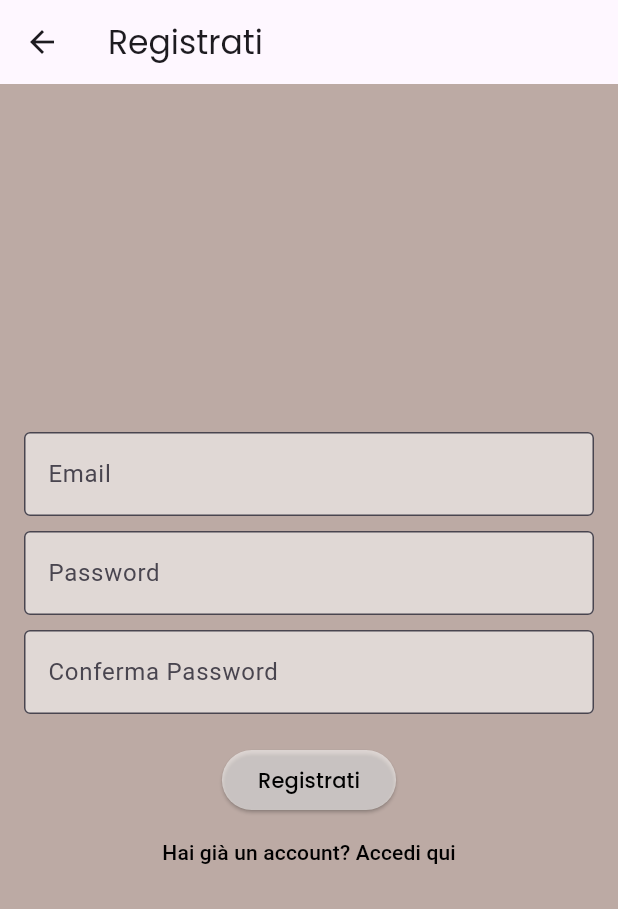
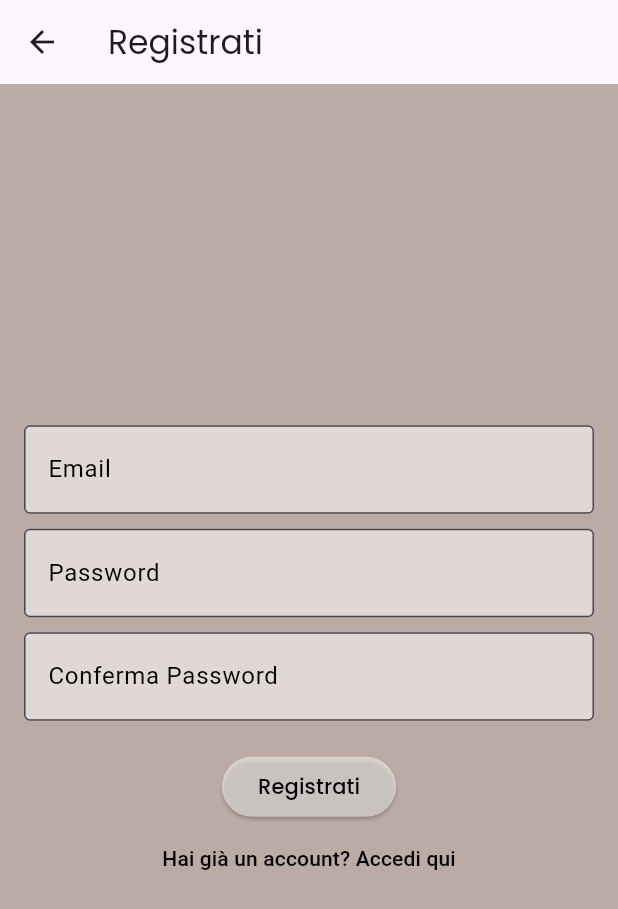
Before and after one commit to junto88/to_do_app1, a Flutter app: the screen it shows once a user with an empty profile is signed in, after a tap on the "logout" icon, after a tap on "Accedi con Email", after a tap on "Non hai un account? Registrati", on a phone screen of 412 x 824 dp. Shown: the top 909 px of the screen. Run offline on Flutter 3.47's test engine with Material 3 defaults, Android fonts, the phone set to English and light mode, and no system bars; our stand-ins replace cloud_firestore, firebase_auth, firebase_core, flutter_colorpicker, google_fonts, google_sign_in; accounts and stored records are empty; network calls fail.

```diff
--- a/lib/LoginPage.dart
+++ b/lib/LoginPage.dart
@@ -41,12 +41,16 @@ class _LoginPageState extends State<LoginPage> {
   bool _isLoading = false;
 
   Future<void> _signInWithGoogle() async {
-  setState(() => _isLoading = true);
+    if (mounted) {
+      setState(() => _isLoading = false);
+    }
 
   try {
     final GoogleSignInAccount? googleUser = await GoogleSignIn().signIn();
     if (googleUser == null) {
-      setState(() => _isLoading = false);
+      if (mounted) {
+        setState(() => _isLoading = false);
+      }
       return;
     }
 
@@ -71,7 +75,9 @@ class _LoginPageState extends State<LoginPage> {
 
 
   Future<void> _signInWithEmail() async {
-    setState(() => _isLoading = true);
+    if (mounted) {
+      setState(() => _isLoading = false);
+    }
     try {
       await FirebaseAuth.instance.signInWithEmailAndPassword(
         email: _emailController.text.trim(),
@@ -113,22 +119,34 @@ class _LoginPageState extends State<LoginPage> {
                     ),
                     SizedBox(height: 10),
                     TextField(
+                      cursorColor: Colors.brown,
                       controller: _emailController,
-                      decoration: InputDecoration(labelText: "Email", border: OutlineInputBorder(),
+                      decoration: InputDecoration(labelText: "Email",labelStyle: TextStyle(color: Colors.black),
+                          floatingLabelStyle: TextStyle(color: Colors.brown), border: OutlineInputBorder(),
+                          focusedBorder: OutlineInputBorder(borderSide: BorderSide(color: Colors.brown, width: 3.0)),
+
+                      filled: true,
+                      fillColor: Colors.white54
+                      ),
+                      style: TextStyle(
+                          color: Colors.black,
+                          fontSize: 18.0,fontWeight: FontWeight.bold),
+                    ),
+                    SizedBox(height: 10),
+                    TextField(
+                      cursorColor: Colors.brown,
+                      controller: _passwordController,
+                      decoration: InputDecoration(labelText: "Password",labelStyle: TextStyle(color: Colors.black),
+                          floatingLabelStyle: TextStyle(color: Colors.brown), border: OutlineInputBorder(),
+                          focusedBorder: OutlineInputBorder(borderSide: BorderSide(color: Colors.brown, width: 3.0)),
                       filled: true,
                       fillColor: Colors.white54
 
                       ),
-                    ),
-                    SizedBox(height: 10),
-                    TextField(
-                      controller: _passwordController,
-                      decoration: InputDecoration(labelText: "Password", border: OutlineInputBorder(),
-                      filled: true,
-                      fillColor: Colors.white54
-
-                      ),
-                      obscureText: true,
+                        style: TextStyle(
+                          color: Colors.black,
+                          fontSize: 18.0,fontWeight: FontWeight.bold),
+                          obscureText: true,
 
                     ),
                     if (_errorMessage.isNotEmpty)
@@ -160,9 +178,15 @@ class _LoginPageState extends State<LoginPage> {
             ),
           ),
           if (_isLoading)
-            Container(
-              color: Colors.black.withAlpha(128),
-              child: Center(child: CircularProgressIndicator(color: Colors.brown,)),
+            AnimatedOpacity(
+              duration: Duration(milliseconds: 300),
+              opacity: _isLoading ? 1.0 : 0.0,
+              child: Container(
+                color: Colors.black.withAlpha(128),
+                child: Center(
+                  child: CircularProgressIndicator(color: Colors.brown),
+                ),
+              ),
             ),
         ],
       ),
--- a/lib/RegistrationPage.dart
+++ b/lib/RegistrationPage.dart
@@ -54,35 +54,53 @@ class _RegistrationPageState extends State<RegistrationPage> {
             mainAxisAlignment: MainAxisAlignment.center,
             children: [
               TextField(
+                cursorColor: Colors.brown,
                 controller: _emailController,
                 decoration: InputDecoration(
                   labelText: 'Email',
-                  border: OutlineInputBorder(),
+                    labelStyle: TextStyle(color: Colors.black),
+                    floatingLabelStyle: TextStyle(color: Colors.brown), border: OutlineInputBorder(),
+                    focusedBorder: OutlineInputBorder(borderSide: BorderSide(color: Colors.brown, width: 3.0)),
                   filled: true,
                       fillColor: Colors.white54
                 ),
+                style: TextStyle(
+                    color: Colors.black,
+                    fontSize: 18.0,fontWeight: FontWeight.bold),
               ),
               SizedBox(height: 10),
               TextField(
+                cursorColor: Colors.brown,
                 controller: _passwordController,
                 decoration: InputDecoration(
                   labelText: 'Password',
-                  border: OutlineInputBorder(),
+                    labelStyle: TextStyle(color: Colors.black),
+                    floatingLabelStyle: TextStyle(color: Colors.brown), border: OutlineInputBorder(),
+                    focusedBorder: OutlineInputBorder(borderSide: BorderSide(color: Colors.brown, width: 3.0)),
                   filled: true,
                       fillColor: Colors.white54
                 ),
                 obscureText: true,
+                style: TextStyle(
+                    color: Colors.black,
+                    fontSize: 18.0,fontWeight: FontWeight.bold),
               ),
+
               SizedBox(height: 10),
               TextField(
+                cursorColor: Colors.brown,
                 controller: _confirmPasswordController,
                 decoration: InputDecoration(
-                  labelText: 'Conferma Password',
-                  border: OutlineInputBorder(),
+                  labelText: 'Conferma Password',labelStyle: TextStyle(color: Colors.black),
+                    floatingLabelStyle: TextStyle(color: Colors.brown), border: OutlineInputBorder(),
+                    focusedBorder: OutlineInputBorder(borderSide: BorderSide(color: Colors.brown, width: 3.0)),
                   filled: true,
                       fillColor: Colors.white54
                 ),
                 obscureText: true,
+                style: TextStyle(
+                    color: Colors.black,
+                    fontSize: 18.0,fontWeight: FontWeight.bold),
               ),
               if (_errorMessage.isNotEmpty)
                 Padding(
--- a/lib/main.dart
+++ b/lib/main.dart
@@ -23,7 +23,7 @@ void main() async {
   }
 
  FirebaseFirestore.instance.settings = Settings(
-    persistenceEnabled: false,
+    persistenceEnabled: true,
   );
 
 
@@ -82,21 +82,37 @@ Stream<QuerySnapshot> _getUserLists() {
   return Stream.empty();
 }
 
+
+  @override
+  void dispose() {
+    _listTitleController.dispose();
+    _listDescriptionController.dispose();
+    super.dispose();
+  }
+
+
   Future<void> _logout() async {
     try {
       await FirebaseAuth.instance.signOut();
-    await GoogleSignIn().disconnect(); // Disconnette completamente l'account Google
-    await GoogleSignIn().signOut(); // Rimuove l'account dalla cache
+      await GoogleSignIn().disconnect();
+      await GoogleSignIn().signOut();
 
-    //  Dopo il logout, reindirizza l'utente alla pagina di login
+
+      Future.delayed(Duration.zero, () {
+        if (mounted) {
           Navigator.pushReplacement(
             context,
             MaterialPageRoute(builder: (context) => LoginPage()),
           );
+        }
+      });
     } catch (e) {
       print("Errore durante il logout: $e");
     }
   }
+
+
+
 
   void _pickColor(BuildContext context) {
     showDialog(
@@ -146,6 +162,7 @@ Future<void> _logout() async {
     'description': _listDescriptionController.text.trim(),
     'color': _selectedColor.value,
     'userId': user.uid, //  Importante per Firestore
+    'icon': 'list',
   }).then((docRef) {
 
   }).catchError((error) {
@@ -157,16 +174,106 @@ Future<void> _logout() async {
 }
 
 
+  void _showIconPickerDialog(String listId) {
+    List<IconData> availableIcons = [
+      Icons.work, Icons.home, Icons.school, Icons.shopping_cart, Icons.favorite,
+      Icons.star, Icons.fitness_center, Icons.music_note, Icons.local_dining,
+    ];
 
-  void _deleteList(String id) {
-    lists.doc(id).delete();
+    showDialog(
+      context: context,
+      builder: (context) {
+        return AlertDialog(
+          title: Text("Scegli un'icona", style: GoogleFonts.poppins(fontSize: 18)),
+          content: Wrap(
+            spacing: 10,
+            children: availableIcons.map((icon) {
+              return IconButton(
+                icon: Icon(icon, size: 30),
+                onPressed: () {
+                  _saveIconSelection(listId, icon);
+                  Navigator.of(context).pop();
+                },
+              );
+            }).toList(),
+          ),
+        );
+      },
+    );
+  }
+
+
+  String _getIconName(IconData icon) {
+    Map<IconData, String> iconMap = {
+      Icons.work: "work",
+      Icons.home: "home",
+      Icons.school: "school",
+      Icons.shopping_cart: "shopping_cart",
+      Icons.favorite: "favorite",
+      Icons.star: "star",
+      Icons.fitness_center: "fitness_center",
+      Icons.music_note: "music_note",
+      Icons.local_dining: "local_dining",
+    };
+    return iconMap[icon] ?? "list";
+  }
+
+  IconData _getIconFromName(String name) {
+    Map<String, IconData> iconMap = {
+      "work": Icons.work,
+      "home": Icons.home,
+      "school": Icons.school,
+      "shopping_cart": Icons.shopping_cart,
+      "favorite": Icons.favorite,
+      "star": Icons.star,
+      "fitness_center": Icons.fitness_center,
+      "music_note": Icons.music_note,
+      "local_dining": Icons.local_dining,
+      "list": Icons.list, // Default
+    };
+    return iconMap[name] ?? Icons.list;
+  }
+
+
+
+  void _saveIconSelection(String listId, IconData icon) {
+    String iconName = _getIconName(icon); // Converte l'icona in stringa
+    lists.doc(listId).update({'icon': iconName});
+  }
+
+
+
+  Future<void> _deleteList(String listId) async {
+    final user = FirebaseAuth.instance.currentUser;
+    if (user == null) return;
+    try {
+
+      QuerySnapshot taskSnapshot = await FirebaseFirestore.instance
+          .collection('lists')
+          .doc(listId)
+          .collection('tasks')
+          .where('userId', isEqualTo: user.uid)
+          .get();
+
+      for (QueryDocumentSnapshot doc in taskSnapshot.docs) {
+        await doc.reference.delete();
+      }
+
+
+      await FirebaseFirestore.instance.collection('lists').doc(listId).delete();
+      print("Lista e task eliminati correttamente!");
+    } catch (e) {
+      print("Errore durante l'eliminazione: $e");
+    }
   }
 
   @override
   Widget build(BuildContext context) {
     return Scaffold(
       appBar: AppBar(
-        title: Center(child: Text('Liste di Attività', style: GoogleFonts.poppins(fontSize: 24, fontWeight: FontWeight.bold))),
+        title: Center(
+          child: Text('Liste di Attività', style: GoogleFonts.poppins(fontSize: 24, fontWeight: FontWeight.bold)),
+        ),
         backgroundColor: Colors.brown.shade200,
         actions: [
           IconButton(
@@ -198,7 +305,7 @@ Future<void> _logout() async {
                     ),
                   ),
                 ),
-                SizedBox(height: 10),
+                const SizedBox(height: 10),
                 TextField(
                   cursorColor: Colors.brown,
                   controller: _listDescriptionController,
@@ -210,49 +317,77 @@ Future<void> _logout() async {
                     ),
                   ),
                 ),
-                SizedBox(height: 10),
+                const SizedBox(height: 10),
                 ElevatedButton(
                   onPressed: () => _pickColor(context),
                   child: Text('Scegli Colore', style: GoogleFonts.poppins()),
-                  style: ElevatedButton.styleFrom(backgroundColor: Colors.brown,foregroundColor: Colors.white),
+                  style: ElevatedButton.styleFrom(backgroundColor: Colors.brown, foregroundColor: Colors.white),
                 ),
-                SizedBox(height: 10),
+                const SizedBox(height: 10),
                 ElevatedButton(
                   onPressed: _createList,
                   child: Text('Crea Lista', style: GoogleFonts.poppins()),
                   style: ElevatedButton.styleFrom(backgroundColor: Colors.brown, foregroundColor: Colors.white),
-                )
+                ),
               ],
             ),
           ),
           Expanded(
-            child: StreamBuilder(
+            child: StreamBuilder<QuerySnapshot>(
               stream: _getUserLists(),
-              builder: (context, AsyncSnapshot<QuerySnapshot> snapshot) {
-                if (!snapshot.hasData || snapshot.data!.docs.isEmpty) {
-                  return Center(child: Text('Nessuna lista disponibile.'));
+              builder: (context, snapshot) {
+                if (!snapshot.hasData) {
+                  return Center(child: CircularProgressIndicator(color: Colors.brown));
                 }
-                return ListView(
-                  children: snapshot.data!.docs.map((doc) {
-                     Color listColor = (doc.data() as Map<String, dynamic>).containsKey('color')
-    ? Color(doc['color'])
-    : Colors.brown.shade200;
+
+                final lists = snapshot.data!.docs;
+
+                if (lists.isEmpty) {
+                  return Center(child: Text('Nessuna lista disponibile.', style: GoogleFonts.poppins(fontSize: 16)));
+                }
+
+                return ListView.builder(
+                  key: ValueKey(lists.length), // ✅ Evita ricostruzioni inutili
+                  itemCount: lists.length,
+                  itemBuilder: (context, index) {
+                    final doc = lists[index];
+                    return _buildListTile(doc);
+                  },
+                );
+              },
+            ),
+          ),
+        ],
+      ),
+    );
+  }
+
+  Widget _buildListTile(DocumentSnapshot doc) {
+    final data = doc.data() as Map<String, dynamic>;
+    Color listColor = data.containsKey('color') ? Color(data['color']) : Colors.brown.shade200;
+    String? iconName = data['icon']; // Recupera l'icona salvata
+    IconData selectedIcon = iconName != null ? _getIconFromName(iconName) : Icons.list;
+
     return Container(
       margin: EdgeInsets.symmetric(vertical: 5, horizontal: 10),
       padding: EdgeInsets.all(15),
       decoration: BoxDecoration(
         color: listColor,
         borderRadius: BorderRadius.circular(15),
-
       ),
       child: ListTile(
-                        title: Text(doc['title'], style: GoogleFonts.poppins(fontSize: 18, fontWeight: FontWeight.bold, color: Colors.white)),
-                        subtitle: Text(doc['description'], style: GoogleFonts.poppins(color: Colors.white)),
+        leading: GestureDetector(
+          onTap: () => _showIconPickerDialog(doc.id), // Apri il selettore di icone
+          child: Icon(selectedIcon, color: Colors.white, size: 30),
+        ),
+        title: Text(data['title'],
+            style: GoogleFonts.poppins(fontSize: 18, fontWeight: FontWeight.bold, color: Colors.white)),
+        subtitle: Text(data['description'], style: GoogleFonts.poppins(color: Colors.white)),
         onTap: () {
           Navigator.push(
             context,
             MaterialPageRoute(
-                              builder: (context) => TaskScreen(listId: doc.id, listTitle: doc['title']),
+              builder: (context) => TaskScreen(listId: doc.id, listTitle: data['title']),
             ),
           );
         },
@@ -262,15 +397,8 @@ Future<void> _logout() async {
         ),
       ),
     );
-                  }).toList(),
-                );
-              },
-            ),
-          ),
-        ],
-      ),
-    );
   }
+
 }
 
 class TaskScreen extends StatefulWidget {
@@ -368,16 +496,36 @@ Stream<QuerySnapshot> _getUserTasks() {
             child: StreamBuilder(
               stream: _getUserTasks(),
               builder: (context, AsyncSnapshot<QuerySnapshot> snapshot) {
-      if (!snapshot.hasData) return Center(child: CircularProgressIndicator());
+                if (snapshot.connectionState == ConnectionState.waiting) {
+                  return Center(child: CircularProgressIndicator(color: Colors.brown));
+                }
+                if (!snapshot.hasData || snapshot.data!.docs.isEmpty) {
+                  return Center(child: Text('Nessun task disponibile.'));
+                }
                 return ListView(
                   children: snapshot.data!.docs.map((doc) {
+                    return _buildTaskItem(doc);
+                  }).toList(),
+                );
+              },
+            ),
+          ),
+
+
+        ],
+      ),
+    );
+  }
+
+
+  Widget _buildTaskItem(QueryDocumentSnapshot doc) {
     return Container(
+      key: ValueKey(doc.id),
       margin: EdgeInsets.symmetric(vertical: 5, horizontal: 10),
       padding: EdgeInsets.all(15),
       decoration: BoxDecoration(
         color: Colors.brown.shade100,
         borderRadius: BorderRadius.circular(15),
-
       ),
       child: ListTile(
         title: Text(
@@ -386,6 +534,7 @@ Stream<QuerySnapshot> _getUserTasks() {
             fontSize: 18,
             fontWeight: FontWeight.bold,
             decoration: doc['completed'] ? TextDecoration.lineThrough : null,
+            decorationThickness: doc['completed'] ? 3.0 : 0,
           ),
         ),
         leading: Checkbox(
@@ -400,15 +549,6 @@ Stream<QuerySnapshot> _getUserTasks() {
         ),
       ),
     );
-        }).toList(),
-      );
-    },
-  ),
-),
-
-        ],
-      ),
-    );
   }
 
 
```
Also changed, not shown: pubspec.yaml (line endings or trailing spaces). Lines whose indentation alone changed are shown as unchanged.
